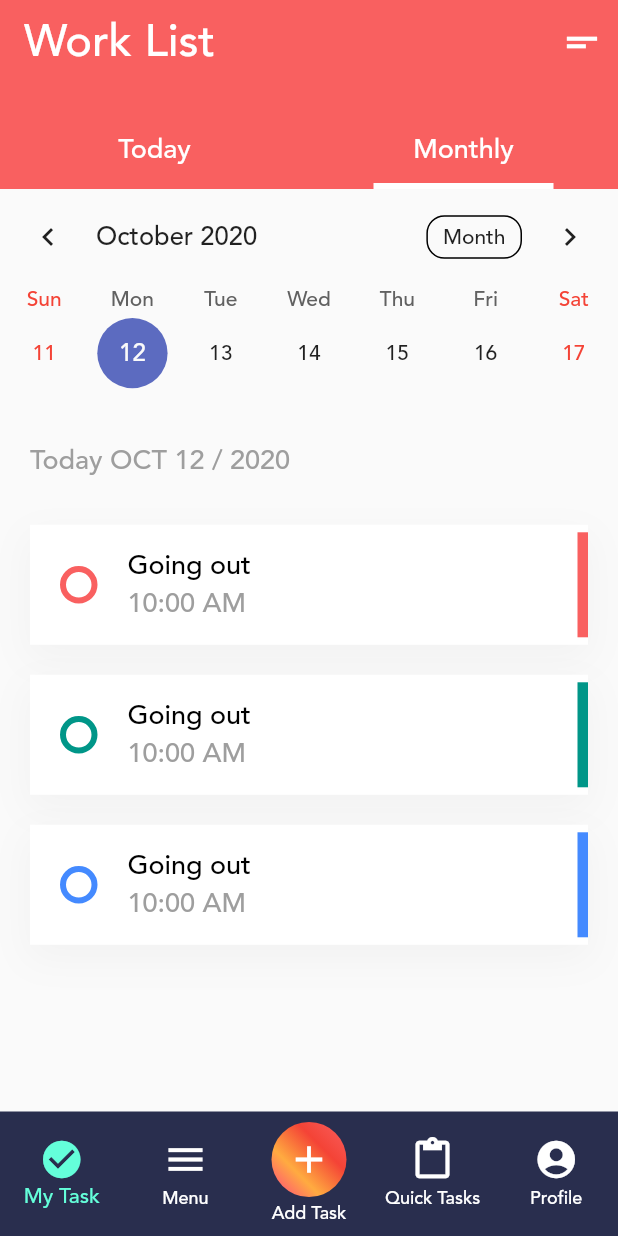
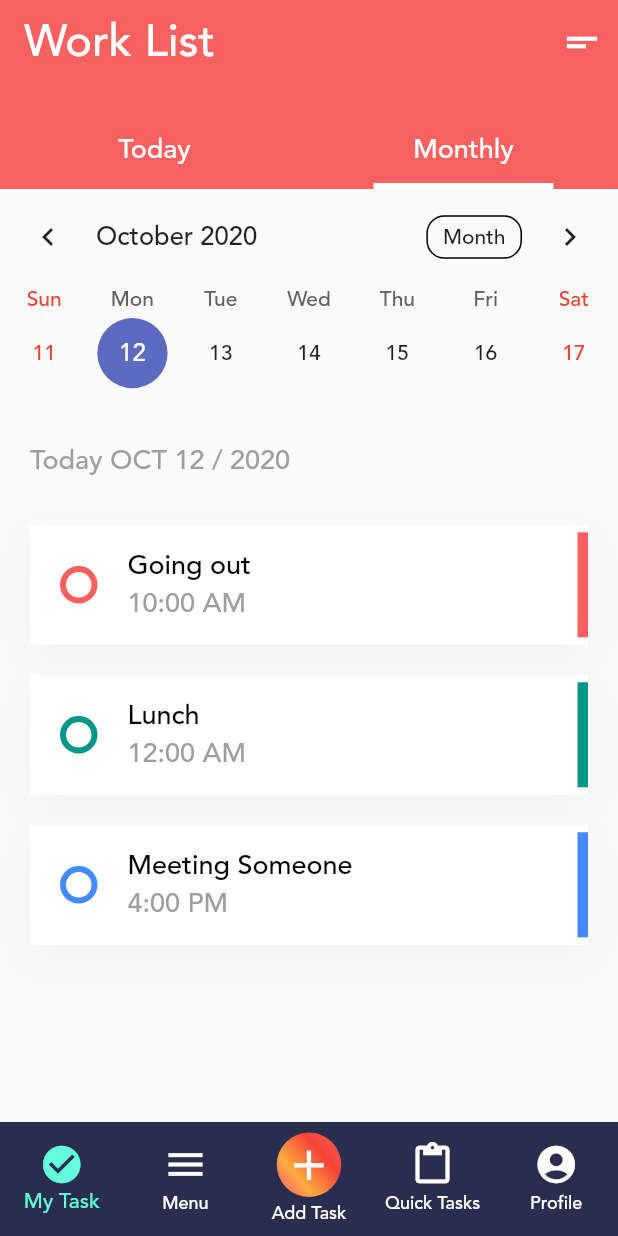
Before and after one commit to brainless-coder/todo_app, a Flutter app: the HomePageBody screen opened directly, after a tap on "Monthly", on a phone screen of 412 x 824 dp. Run offline on Flutter 3.47's test engine with Material 2 defaults, Android fonts, the phone set to English and light mode, and no system bars; drawn by our look-alikes of flutter_slidable, table_calendar.

Commit message:
made add button functional

```diff
--- a/lib/homepage.dart
+++ b/lib/homepage.dart
@@ -1,4 +1,6 @@
+import 'package:flutter/cupertino.dart';
 import 'package:flutter/material.dart';
+import 'package:flutter/rendering.dart';
 import 'package:table_calendar/table_calendar.dart';
 import 'package:flutter_slidable/flutter_slidable.dart';
 
@@ -21,6 +23,7 @@ class HomePageBody extends StatefulWidget {
 
 class _HomePageBodyState extends State<HomePageBody> {
   String filterType = "today";
+  int index = 0;
   CalendarController _calendarController = new CalendarController();
   DateTime today = DateTime.now();
   var monthNames = [
@@ -159,8 +162,9 @@ class _HomePageBodyState extends State<HomePageBody> {
                         ),
                       ),
                       taskWidget(Color(0xfff96060), "Going out", "10:00 AM"),
-                      taskWidget(Colors.teal, "Going out", "10:00 AM"),
-                      taskWidget(Colors.blueAccent, "Going out", "10:00 AM"),
+                      taskWidget(Colors.teal, "Lunch", "12:00 AM"),
+                      taskWidget(
+                          Colors.blueAccent, "Meeting Someone", "4:00 PM"),
                     ],
                   ),
                 ),
@@ -173,10 +177,58 @@ class _HomePageBodyState extends State<HomePageBody> {
         fixedColor: Colors.tealAccent,
         type: BottomNavigationBarType.fixed,
         backgroundColor: Color(0xff292e4e),
-        currentIndex: 0,
+        currentIndex: index,
         iconSize: 30,
         elevation: 0,
         unselectedItemColor: Colors.white,
+        onTap: (int index) {
+          setState(() {
+            this.index = index;
+          });
+
+          if (index == 2) {
+            showDialog<void>(
+              context: context,
+              builder: (BuildContext context) {
+                return AlertDialog(
+                  title: Column(
+                    mainAxisAlignment: MainAxisAlignment.spaceAround,
+                    children: [
+                      InkWell(
+                        onTap: () {},
+                        child: Text('Add Task'),
+                      ),
+                      Container(
+                        height: 2,
+                        color: Colors.black.withOpacity(0.2),
+                        margin: EdgeInsets.symmetric(horizontal: 40),
+                      ),
+                      InkWell(
+                        onTap: () {},
+                        child: Padding(
+                          padding: EdgeInsets.fromLTRB(0, 18, 0, 0),
+                          child: Text('Add Quick Note '),
+                        ),
+                      ),
+                      Container(
+                        height: 2,
+                        color: Colors.black.withOpacity(0.2),
+                        margin: EdgeInsets.symmetric(horizontal: 40),
+                      ),
+                      InkWell(
+                        onTap: () {},
+                        child: Padding(
+                          padding: EdgeInsets.fromLTRB(0, 18, 0, 0),
+                          child: Text('Add Checklist'),
+                        ),
+                      ),
+                    ],
+                  ),
+                );
+              },
+            );
+          }
+        },
         items: [
           BottomNavigationBarItem(
             icon: Icon(Icons.check_circle),
@@ -188,7 +240,7 @@ class _HomePageBodyState extends State<HomePageBody> {
           ),
           BottomNavigationBarItem(
             icon: Container(
-              height: 50,
+              height: 43,
               width: 50,
               decoration: BoxDecoration(
                 gradient: LinearGradient(
@@ -202,7 +254,10 @@ class _HomePageBodyState extends State<HomePageBody> {
                     ]),
                 shape: BoxShape.circle,
               ),
-              child: Icon(Icons.add),
+              child: Icon(
+                Icons.add,
+                size: 33,
+              ),
             ),
             title: Text('Add Task'),
           ),
```
Also changed, not shown: lib/checklist.dart (added), lib/newTask.dart (added), lib/qiockNote.dart (added), 1 other file.
